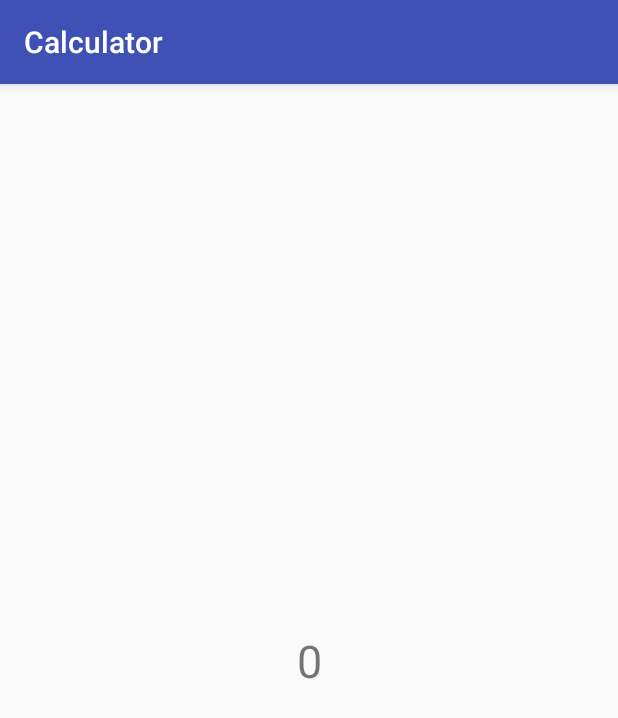
After one commit to KayJay7/Calculator, an Android app: the ResultActivity screen opened directly, with no data from a screen before it, on a phone screen of 412 x 824 dp. The commit adds this screen. Shown: the top 718 px of the screen. Run offline under Robolectric (Android 15) with nearby library versions, the phone set to English and light mode, and no system bars; 3 statements that could not run were skipped.

Commit message:
quasi finita

```diff
--- a/app/build.gradle
+++ b/app/build.gradle
@@ -19,10 +19,11 @@ android {
 }
 
 dependencies {
-    implementation fileTree(dir: 'libs', include: ['*.jar'])
+    implementation fileTree(include: ['*.jar'], dir: 'libs')
     implementation 'com.android.support:appcompat-v7:26.1.0'
     implementation 'com.android.support.constraint:constraint-layout:1.0.2'
     testImplementation 'junit:junit:4.12'
     androidTestImplementation 'com.android.support.test:runner:1.0.1'
     androidTestImplementation 'com.android.support.test.espresso:espresso-core:3.0.1'
+    implementation project(':bsh-2.0b4')
 }
--- a/app/src/main/AndroidManifest.xml
+++ b/app/src/main/AndroidManifest.xml
@@ -9,13 +9,14 @@
         android:roundIcon="@mipmap/ic_launcher_round"
         android:supportsRtl="true"
         android:theme="@style/AppTheme">
-        <activity android:name="com.example.studente.Calculator.MainActivity">
+        <activity android:name=".MainActivity">
             <intent-filter>
                 <action android:name="android.intent.action.MAIN" />
 
                 <category android:name="android.intent.category.LAUNCHER" />
             </intent-filter>
         </activity>
+        <activity android:name="com.example.studente.myapplication.ResultActivity"></activity>
     </application>
 
 </manifest>
--- /dev/null
+++ b/app/src/main/java/com/example/studente/myapplication/ResultActivity.java
@@ -0,0 +1,27 @@
+package com.example.studente.myapplication;
+
+import android.support.v7.app.AppCompatActivity;
+import android.os.Bundle;
+import android.widget.TextView;
+
+import com.example.studente.Calculator.R;
+
+import bsh.Interpreter;
+
+public class ResultActivity extends AppCompatActivity {
+
+    @Override
+    protected void onCreate(Bundle savedInstanceState) {
+        super.onCreate(savedInstanceState);
+        setContentView(R.layout.activity_result);
+        Interpreter interpreter = new Interpreter();
+        TextView tv=findViewById(R.id.textView2);
+        try {
+            interpreter.eval("result = " + getIntent().getStringExtra(getString(R.string.expr)));
+            tv.setText(interpreter.get("result").toString());
+        }
+        catch(Exception e){
+            tv.setText("0");
+        }
+    }
+}
--- /dev/null
+++ b/app/src/main/res/layout/activity_result.xml
@@ -0,0 +1,23 @@
+<?xml version="1.0" encoding="utf-8"?>
+<android.support.constraint.ConstraintLayout xmlns:android="http://schemas.android.com/apk/res/android"
+    xmlns:app="http://schemas.android.com/apk/res-auto"
+    xmlns:tools="http://schemas.android.com/tools"
+    android:layout_width="match_parent"
+    android:layout_height="match_parent"
+    tools:context="com.example.studente.myapplication.ResultActivity">
+
+    <TextView
+        android:id="@+id/textView2"
+        android:layout_width="wrap_content"
+        android:layout_height="wrap_content"
+        android:layout_marginBottom="8dp"
+        android:layout_marginEnd="8dp"
+        android:layout_marginStart="8dp"
+        android:layout_marginTop="8dp"
+        android:text="@string/_0"
+        android:textSize="30sp"
+        app:layout_constraintBottom_toBottomOf="parent"
+        app:layout_constraintEnd_toEndOf="parent"
+        app:layout_constraintStart_toStartOf="parent"
+        app:layout_constraintTop_toTopOf="parent" />
+</android.support.constraint.ConstraintLayout>
--- a/app/src/main/res/values/strings.xml
+++ b/app/src/main/res/values/strings.xml
@@ -16,4 +16,7 @@
     <string name="_8">8</string>
     <string name="_9">9</string>
     <string name="_sum">+</string>
+    <string name="ob">(</string>
+    <string name="cb">)</string>
+    <string name="expr">expr</string>
 </resources>
--- /dev/null
+++ b/bsh-2.0b4/build.gradle
@@ -0,0 +1,2 @@
+configurations.maybeCreate("default")
+artifacts.add("default", file('bsh-2.0b4.jar'))
--- a/settings.gradle
+++ b/settings.gradle
@@ -1 +1 @@
-include ':app'
+include ':app', ':bsh-2.0b4'
```
Also changed, not shown: app/src/main/java/com/example/studente/Calculator/MainActivity.java (+27 -9 lines), app/src/main/res/layout-land/activity_main.xml (+78 -41 lines), app/src/main/res/layout/activity_main.xml (+15 -4 lines), 1 other file.
